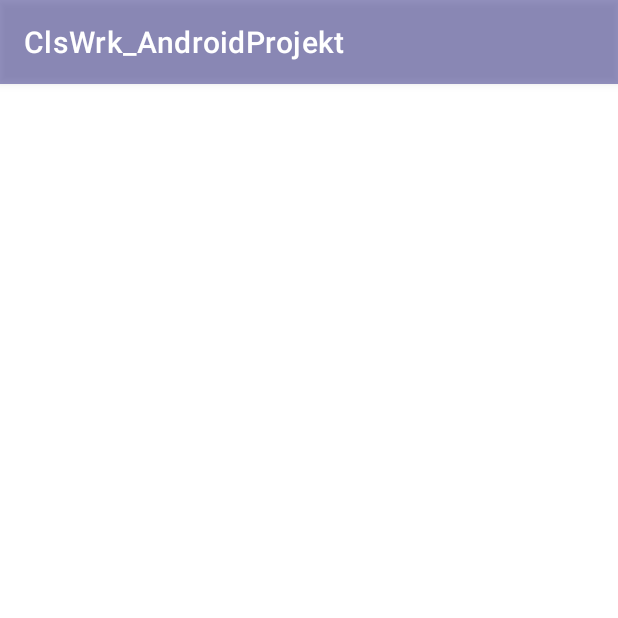
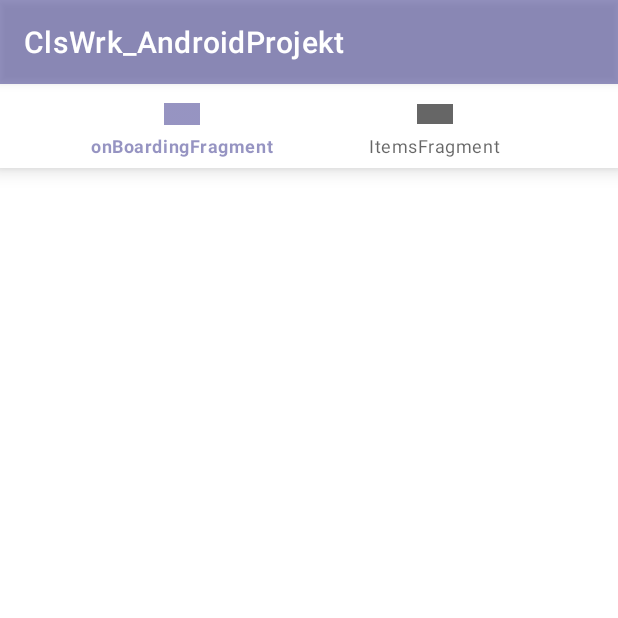
Before and after one commit to Svetttllana/ClsWrk_AndtoidProjkt, an Android app: the screen it shows after launch (MainActivity), on a phone screen of 412 x 824 dp, the top half of it. Run offline under Robolectric (Android 15) with nearby library versions, the phone set to English and light mode, and no system bars; our stand-ins replace Dagger/Hilt's generated code, navigation-ui; 2 statements that could not run were skipped.

Commit message:
Button Navigation;Navigation Components

```diff
--- a/app/src/main/java/com/example/clswrk_androidprojekt/presentation/view/MainActivity.kt
+++ b/app/src/main/java/com/example/clswrk_androidprojekt/presentation/view/MainActivity.kt
@@ -5,44 +5,112 @@ import android.os.Bundle
 import android.view.LayoutInflater
 import androidx.activity.viewModels
 import androidx.navigation.NavController
+import androidx.navigation.NavDestination
+import androidx.navigation.NavGraph
 import androidx.navigation.fragment.NavHostFragment
+import androidx.navigation.ui.AppBarConfiguration
+import androidx.navigation.ui.NavigationUI
+import androidx.navigation.ui.setupWithNavController
 import com.example.clswrk_androidprojekt.R
 import com.example.clswrk_androidprojekt.databinding.ActivityMainBinding
 import com.example.clswrk_androidprojekt.presentation.auth.LoginFragment
 import com.example.clswrk_androidprojekt.presentation.view.home.HomeFragment
 import dagger.hilt.android.AndroidEntryPoint
+import kotlin.random.Random
 
 @AndroidEntryPoint
 
-class MainActivity : AppCompatActivity() {
+class MainActivity : AppCompatActivity(), NavController.OnDestinationChangedListener {
 
 
-    private var _binding: ActivityMainBinding? = null
+    private lateinit var _binding: ActivityMainBinding
 
     private val viewModel: MainViewModel by viewModels()
 
     private lateinit var navController: NavController
+    private lateinit var navHostFragment: NavHostFragment
 
     override fun onCreate(savedInstanceState: Bundle?) {
         super.onCreate(savedInstanceState)
         _binding = ActivityMainBinding.inflate(LayoutInflater.from(this))
-        setContentView(_binding!!.root)
+        setContentView(_binding.root)
         setContentView(R.layout.activity_main)
-
+actionBar?.setDisplayHomeAsUpEnabled(false)
 
         viewModel.checkUserExists()
 
-        val navHostFragment = supportFragmentManager.findFragmentById(
+        navHostFragment = supportFragmentManager.findFragmentById(
             R.id.fragmentContainerView
         ) as NavHostFragment
 
-        navController = navHostFragment.navController
 
 
 
+        navController = navHostFragment.navController
+
         viewModel.nav.observe(this) {
-            navController.setGraph(it)
+
+            navController.graph = getNavGraph()
+
+            //navController.setGraph(it)
 
         }
+
+
+        navController.addOnDestinationChangedListener(this)
+
+        _binding.buttomNavigation.setupWithNavController(navController)
+
+        val btnav = AppBarConfiguration(
+            setOf(R.id.onBoardingFragment, R.id.itemsFragment)
+        )
+
+        NavigationUI.setupActionBarWithNavController(this, navController, btnav)
+
+
+
+
+        viewModel.visibility.observe(this) {
+
+            _binding.buttomNavigation.visibility = it
+        }
+
+
+
     }
+
+    private fun getNavGraph():NavGraph {
+        val navGraph = navHostFragment.navController.navInflater.inflate(
+            R.navigation.auth_graph
+        )
+
+        val random = (1..3).random()
+        if (random == 1) {
+            navGraph.startDestination = R.id.loginFragment
+        } else {
+            navGraph.startDestination = R.id.homeFragment
+        }
+
+        return  navGraph
+
+
+
+
+    }
+
+
+    override fun onDestinationChanged(
+        controller: NavController,
+        destination: NavDestination,
+        arguments: Bundle?
+    ) {
+        viewModel.destinationChanged(destination)
+    }
+
+    override fun onDestroy() {
+        super.onDestroy()
+        navController.removeOnDestinationChangedListener(this)
+
+    }
+
 }
--- a/app/src/main/java/com/example/clswrk_androidprojekt/presentation/view/MainViewModel.kt
+++ b/app/src/main/java/com/example/clswrk_androidprojekt/presentation/view/MainViewModel.kt
@@ -1,9 +1,11 @@
 package com.example.clswrk_androidprojekt.presentation.view
 
+import android.view.View
 import androidx.lifecycle.LiveData
 import androidx.lifecycle.MutableLiveData
 import androidx.lifecycle.ViewModel
 import androidx.lifecycle.viewModelScope
+import androidx.navigation.NavDestination
 import com.example.clswrk_androidprojekt.R
 import com.example.clswrk_androidprojekt.domain.auth.AuthInteractor
 import dagger.hilt.android.lifecycle.HiltViewModel
@@ -18,6 +20,11 @@ class MainViewModel @Inject constructor(
     private val _nav = MutableLiveData<Int>()
     val nav: LiveData<Int> = _nav
 
+    private val _visibility = MutableLiveData<Int>()
+    val visibility: LiveData<Int> = _visibility
+
+
+
     fun checkUserExists() {
         viewModelScope.launch {
             val doesUserExist = authInteractor.checkUserExists()
@@ -29,4 +36,16 @@ class MainViewModel @Inject constructor(
 
     }
 
+
+    fun destinationChanged(destination: NavDestination) {
+        if (destination.id == R.id.loginFragment || destination.id == R.id.homeFragment) {
+            _visibility.value = View.GONE
+
+        } else {
+            _visibility.value = View.VISIBLE
+
+        }
+
+    }
+
 }
--- a/app/src/main/res/layout/activity_main.xml
+++ b/app/src/main/res/layout/activity_main.xml
@@ -8,11 +8,25 @@
     tools:context=".presentation.view.MainActivity">
 
 
+    <com.google.android.material.bottomnavigation.BottomNavigationView
+        android:id="@+id/buttomNavigation"
+        android:layout_width="match_parent"
+        android:layout_height="wrap_content"
+        app:menu="@menu/botton_navigation_menu"
+        tools:ignore="MissingConstraints"
+        tools:layout_editor_absoluteX="16dp"
+        tools:layout_editor_absoluteY="337dp" />
+
     <androidx.fragment.app.FragmentContainerView
         android:id="@+id/fragmentContainerView"
         android:name="androidx.navigation.fragment.NavHostFragment"
         android:layout_width="match_parent"
         android:layout_height="match_parent"
         app:defaultNavHost="true"
-        app:navGraph="@navigation/auth_graph" />
+        app:layout_constraintBottom_toBottomOf="parent"
+        app:layout_constraintEnd_toEndOf="parent"
+        app:layout_constraintStart_toStartOf="parent"
+        app:layout_constraintTop_toTopOf="parent"
+        />
+
 </androidx.constraintlayout.widget.ConstraintLayout>
--- /dev/null
+++ b/app/src/main/res/menu/botton_navigation_menu.xml
@@ -0,0 +1,18 @@
+<?xml version="1.0" encoding="utf-8"?>
+<menu xmlns:android="http://schemas.android.com/apk/res/android">
+
+    <item
+        android:id="@+id/onBoardingFragment"
+android:title="@string/onboardingfragment"
+        android:icon="@drawable/cat_image"
+/>
+    <item
+
+        android:id="@+id/itemsFragment"
+        android:title="@string/itemsfragment"
+        android:icon="@drawable/dog_image"
+
+        />
+
+
+</menu>
--- a/app/src/main/res/navigation/auth_graph.xml
+++ b/app/src/main/res/navigation/auth_graph.xml
@@ -3,7 +3,7 @@
     xmlns:app="http://schemas.android.com/apk/res-auto"
     xmlns:tools="http://schemas.android.com/tools"
     android:id="@+id/auth_graph"
-    app:startDestination="@id/loginFragment">
+    >
     <fragment
         android:id="@+id/loginFragment"
         android:name="com.example.clswrk_androidprojekt.presentation.auth.LoginFragment"
--- a/app/src/main/res/values/strings.xml
+++ b/app/src/main/res/values/strings.xml
@@ -9,4 +9,7 @@
     <string name="enter_your_login">enter your login</string>
     <string name="go_to_on_boarding">Go To On Boarding</string>
     <string name="hello_home_fragment">hello home fragment</string>
+    <string name="homefragment">HomeFragment</string>
+    <string name="itemsfragment">ItemsFragment</string>
+    <string name="onboardingfragment">onBoardingFragment</string>
 </resources>
```
Also changed, not shown: app/src/main/java/com/example/clswrk_androidprojekt/presentation/view/home/DetailsFragment.kt (+11 -8 lines), app/src/main/res/drawable-v24/cat_image.jpg (added), app/src/main/res/drawable-v24/dog_image.png (added).
